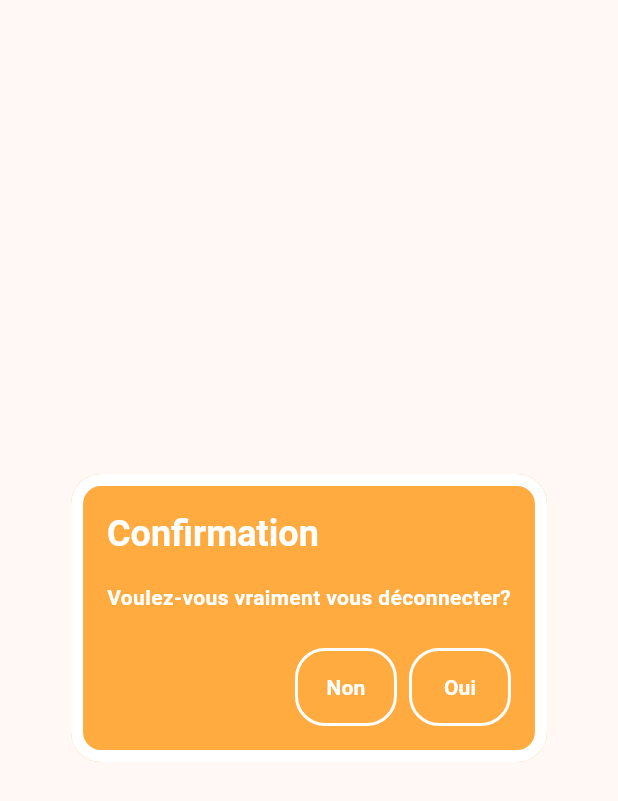
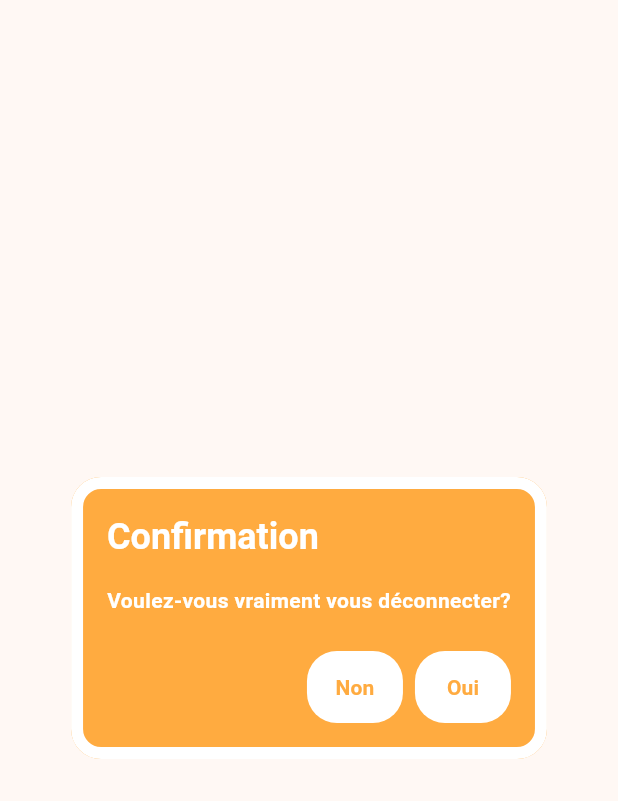
Before and after one commit to Adamouze/application_easystudies, a Flutter app: the LogoutDialog widget shown alone on an empty page, opened directly, on a phone screen of 412 x 824 dp. Shown: the top 801 px of the screen. Run offline on Flutter 3.47's test engine with Material 2 defaults, Android fonts, the phone set to English and light mode, and no system bars; our stand-ins replace youtube_player_flutter; network calls fail; Roboto replaces fonts that are missing (NotoSans).

Commit message:
Adamouze - Modification du bouton de confirmation de déconnexion

```diff
--- a/lib/screens/app_bar.dart
+++ b/lib/screens/app_bar.dart
@@ -115,15 +115,14 @@ class LogoutDialogState extends State<LogoutDialog> with SingleTickerProviderSta
         actions: <Widget>[
           Container(
             decoration: BoxDecoration(
-              color: Colors.orangeAccent,
+              color: Colors.white,
               borderRadius: BorderRadius.circular(20.0),
-              border: Border.all(color: Colors.white, width: 2),
             ),
             child: TextButton(
               onPressed: () => Navigator.pop(context, 'Non'),
               child: const Text('Non',
                 style: TextStyle(
-                  color: Colors.white,
+                  color: Colors.orangeAccent,
                   fontWeight: FontWeight.bold,
                   fontFamily: 'NotoSans',
                 ),
@@ -132,9 +131,8 @@ class LogoutDialogState extends State<LogoutDialog> with SingleTickerProviderSta
           ),
           Container(
             decoration: BoxDecoration(
-              color: Colors.orangeAccent,
+              color: Colors.white,
               borderRadius: BorderRadius.circular(20.0),
-              border: Border.all(color: Colors.white, width: 2),
             ),
             child: TextButton(
               onPressed: () {
@@ -164,7 +162,7 @@ class LogoutDialogState extends State<LogoutDialog> with SingleTickerProviderSta
               },
               child: const Text('Oui',
                 style: TextStyle(
-                  color: Colors.white,
+                  color: Colors.orangeAccent,
                   fontWeight: FontWeight.bold,
                   fontFamily: 'NotoSans',
                 ),
```
